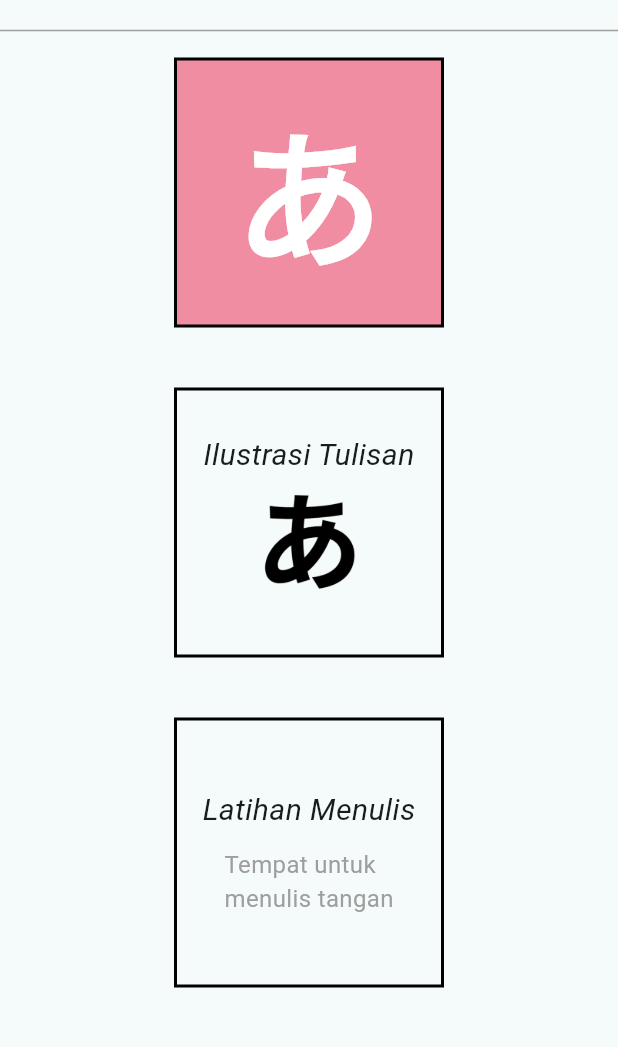
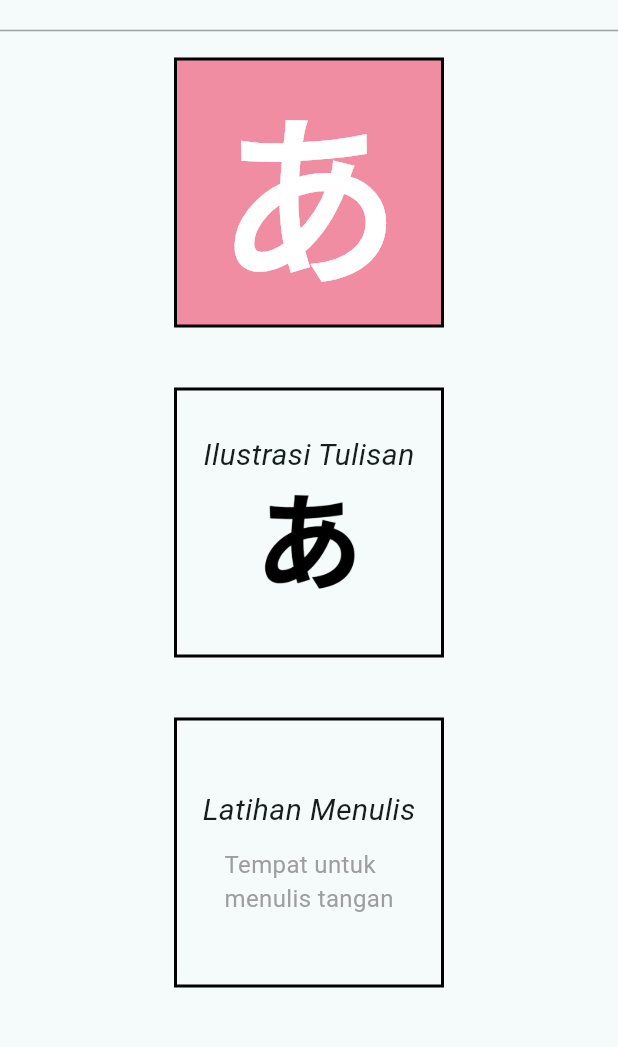
Before and after one commit to LawlietEL/nyuumon, a Flutter app: the DetailHurufHiraganaPage screen opened directly, on a phone screen of 412 x 824 dp, the part 106-1153 px from its top. Run offline on Flutter 3.47's test engine with Material 3 defaults, Android fonts, the phone set to English and light mode, and no system bars; our stand-ins replace bloc, cloud_firestore, equatable, firebase_auth, firebase_core, flutter_bloc and 1 more; accounts and stored records are empty.

Commit message:
1. Menghapus code detail_huruf 2. Mengganti router login (Versi lama --> Versi Baru 3. Merapikan router belajar dll 4. Update code detail huruf hiragana dan katakan

```diff
--- a/lib/pages/detail_huruf_hiragana_page.dart
+++ b/lib/pages/detail_huruf_hiragana_page.dart
@@ -1,31 +1,32 @@
 import 'package:flutter/material.dart';
+import 'package:go_router/go_router.dart';
 
 class DetailHurufHiraganaPage extends StatelessWidget {
   const DetailHurufHiraganaPage({super.key});
 
   @override
   Widget build(BuildContext context) {
+    // Mengambil parameter letter dari query parameter, default 'ア' jika tidak ada
+    final letter =
+        GoRouterState.of(context).uri.queryParameters['letter'] ?? 'あ';
     return Scaffold(
       body: SingleChildScrollView(
         child: Column(
           children: [
             // Menempatkan tombol back dan user info di bagian atas
             Padding(
-              padding: const EdgeInsets.only(
-                  top: 30,
-                  left: 5,
-                  bottom: 5,
-                  right: 10), // Padding di sekitar teks
+              padding:
+                  const EdgeInsets.only(top: 30, left: 5, bottom: 5, right: 10),
               child: Row(
                 children: [
                   // Tombol back dengan ikon panah kiri
                   IconButton(
                     icon: const Icon(Icons.arrow_back),
                     onPressed: () {
-                      Navigator.pop(context); // Kembali ke halaman sebelumnya
+                      Navigator.pop(context);
                     },
                   ),
-                  // Expanded untuk membuat judul berada di tengah
+                  // Judul halaman
                   Expanded(
                     child: Align(
                       alignment: Alignment.center,
@@ -37,51 +38,54 @@ class DetailHurufHiraganaPage extends StatelessWidget {
                       ),
                     ),
                   ),
-                  const SizedBox(width: 8), // Spacer untuk gambar (opsional)
+                  const SizedBox(width: 8),
                 ],
               ),
             ),
-            // Garis horizontal tipis berwarna abu-abu
+            // Garis horizontal tipis
             const Divider(
               color: Colors.grey,
               thickness: 1,
             ),
-            // Kotak pertama: Huruf Hiragana
+            // Kotak untuk menampilkan huruf dengan background pink
             Padding(
               padding: const EdgeInsets.all(10),
               child: Container(
                 width: 180, // Lebar tetap
-                height: 180, // Tinggi tetap (sama dengan lebar)
+                height: 180, // Tinggi tetap
                 decoration: BoxDecoration(
-                  color: Color.fromARGB(156, 239, 71, 107),
+                  color: const Color.fromARGB(156, 239, 71, 107),
                   border: Border.all(
                     color: Colors.black,
-                    width: 2, // Border hitam dengan ketebalan 2
+                    width: 2,
                   ),
                 ),
                 child: Center(
-                  child: Text(
-                    'あ', // Huruf Hiragana
-                    style: const TextStyle(
-                      fontSize: 100,
-                      fontWeight: FontWeight.bold,
-                      color: Colors.white,
+                  child: FittedBox(
+                    fit: BoxFit.contain,
+                    child: Text(
+                      letter, // Menampilkan huruf yang dikirim
+                      style: const TextStyle(
+                        fontSize: 140,
+                        fontWeight: FontWeight.bold,
+                        color: Colors.white, // Warna putih
+                      ),
                     ),
                   ),
                 ),
               ),
             ),
             const SizedBox(height: 20),
-            // Kotak kedua: Ilustrasi tulisan Hiragana
+            // Kotak kedua: Ilustrasi tulisan Katakana
             Padding(
               padding: const EdgeInsets.all(10),
               child: Container(
-                width: 180, // Lebar tetap
-                height: 180, // Tinggi tetap (sama dengan lebar)
+                width: 180,
+                height: 180,
                 decoration: BoxDecoration(
                   border: Border.all(
                     color: Colors.black,
-                    width: 2, // Border hitam dengan ketebalan 2
+                    width: 2,
                   ),
                 ),
                 child: Center(
@@ -97,7 +101,7 @@ class DetailHurufHiraganaPage extends StatelessWidget {
                       ),
                       const SizedBox(height: 10),
                       Image.asset(
-                        'assets/images/huruf_a.png', // Ilustrasi tulisan hiragana
+                        'assets/images/huruf_a.png',
                         height: 80,
                       ),
                     ],
@@ -106,16 +110,16 @@ class DetailHurufHiraganaPage extends StatelessWidget {
               ),
             ),
             const SizedBox(height: 20),
-            // Kotak ketiga: Latihan menulis Hiragana
+            // Kotak ketiga: Latihan menulis Katakana
             Padding(
               padding: const EdgeInsets.all(10),
               child: Container(
-                width: 180, // Lebar tetap
-                height: 180, // Tinggi tetap (sama dengan lebar)
+                width: 180,
+                height: 180,
                 decoration: BoxDecoration(
                   border: Border.all(
                     color: Colors.black,
-                    width: 2, // Border hitam dengan ketebalan 2
+                    width: 2,
                   ),
                 ),
                 child: Center(
--- a/lib/pages/login_page.dart
+++ b/lib/pages/login_page.dart
@@ -122,7 +122,8 @@ class LoginPage extends StatelessWidget {
                       ),
                       TextButton(
                         onPressed: () {
-                          context.push('/forget_password');
+                          context.push('/login/forget_password');
+                          print('Forget Password Ditekan');
                         },
                         child: Text(
                           "Forget password?",
@@ -208,7 +209,7 @@ class LoginPage extends StatelessWidget {
                   // Create an account text
                   GestureDetector(
                     onTap: () {
-                      context.push('/create_account');
+                      context.push('/login/create_account');
                       print('Create Account Ditekan');
                       // Handle account creation process
                     },
--- a/lib/routes/router.dart
+++ b/lib/routes/router.dart
@@ -4,7 +4,8 @@ import 'package:go_router/go_router.dart';
 import 'package:nyuumon/pages/belajar_page.dart';
 import 'package:nyuumon/pages/change_password.dart';
 import 'package:nyuumon/pages/create_account_page.dart';
-import 'package:nyuumon/pages/detail_huruf_page.dart';
+import 'package:nyuumon/pages/detail_huruf_hiragana_page.dart';
+import 'package:nyuumon/pages/detail_huruf_katakana_page.dart';
 import 'package:nyuumon/pages/edit_profile_page.dart';
 import 'package:nyuumon/pages/forget_password_page.dart';
 import 'package:nyuumon/pages/game_matching_page.dart';
@@ -23,16 +24,27 @@ import 'package:nyuumon/pages/tabel_katakana_page.dart';
 part 'route_name.dart';
 
 final GoRouter router = GoRouter(
+  //VERSI BARU
   redirect: (context, state) {
     FirebaseAuth auth = FirebaseAuth.instance;
-    // cek kondisi saat ini -> sedang terautentikasi
     if (auth.currentUser == null) {
-      // tidak sedang login / tidak ada user yg aktif saat ini
       return "/login";
     } else {
       return null;
     }
   },
+
+  //VERSI LAMA
+  //redirect: (context, state) {
+  //   FirebaseAuth auth = FirebaseAuth.instance;
+  //   // cek kondisi saat ini -> sedang terautentikasi
+  //   if (auth.currentUser == null) {
+  //     // tidak sedang login / tidak ada user yg aktif saat ini
+  //     return "/login";
+  //   } else {
+  //     return null;
+  //   }
+  // },
   routes: [
     GoRoute(
       path: '/login',
@@ -41,13 +53,6 @@ final GoRouter router = GoRouter(
         return LoginPage();
       },
     ),
-    GoRoute(
-      path: '/',
-      name: Routes.home,
-      builder: (BuildContext context, GoRouterState state) {
-        return HomePage();
-      },
-      routes: [
     GoRoute(
       path: '/forget_password',
       name: Routes.forget_password,
@@ -61,7 +66,7 @@ final GoRouter router = GoRouter(
       builder: (BuildContext context, GoRouterState state) {
         return CreateAccountPage();
       },
-          routes: [
+    ),
     GoRoute(
       path: '/back_to_login',
       name: Routes.back_to_login,
@@ -69,7 +74,12 @@ final GoRouter router = GoRouter(
         return LoginPage();
       },
     ),
-          ],
+    GoRoute(
+      path: '/',
+      name: Routes.home,
+      builder: (BuildContext context, GoRouterState state) {
+        return HomePage();
+      },
     ),
     GoRoute(
       path: '/belajar',
@@ -93,10 +103,17 @@ final GoRouter router = GoRouter(
           },
         ),
         GoRoute(
-              path: '/detail_huruf',
-              name: Routes.detail_huruf,
+          path: "/detail_huruf_katakana",
+          name: Routes.detail_huruf_katakana,
           builder: (BuildContext context, GoRouterState state) {
-                return const DetailHurufPage();
+            return const DetailHurufKatakanaPage();
+          },
+        ),
+        GoRoute(
+          path: "/detail_huruf_hiragana",
+          name: Routes.detail_huruf_hiragana,
+          builder: (BuildContext context, GoRouterState state) {
+            return const DetailHurufHiraganaPage();
           },
         ),
       ],
@@ -108,13 +125,6 @@ final GoRouter router = GoRouter(
         return const GamesPage();
       },
       routes: [
-            // GoRoute(
-            //   path: '/profil',
-            //   name: Routes.profil,
-            //   builder: (BuildContext context, GoRouterState state) {
-            //     return const ProfilPage();
-            //   },
-            // ),
         GoRoute(
           path: '/game_matching',
           name: Routes.game_matching,
@@ -199,6 +209,4 @@ final GoRouter router = GoRouter(
       ],
     ),
   ],
-    ),
-  ],
 );
```
Also changed, not shown: lib/pages/detail_huruf_katakana_page.dart (+32 -28 lines), lib/pages/detail_huruf_page.dart (deleted, +0 -94 lines), lib/pages/tabel_hiragana_page.dart (+6 -2 lines), lib/pages/tabel_katakana_page.dart (+6 -5 lines). Lines whose indentation alone changed are shown as unchanged.
